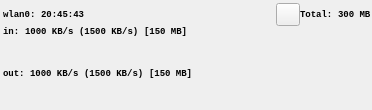
First picture: the form in src/mainwindow.ui, repository cpina/qnetload, before the edit.
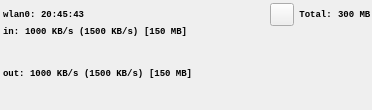
Second picture: the form after the edit. Custom widgets are drawn as their Qt base class.

Commit message: Adds space as an easy separator

Diff of the .ui file:
```diff
--- a/src/mainwindow.ui
+++ b/src/mainwindow.ui
@@ -140,7 +140,7 @@
          </font>
         </property>
         <property name="text">
-         <string>Total: </string>
+         <string> Total: </string>
         </property>
        </widget>
       </item>
```
